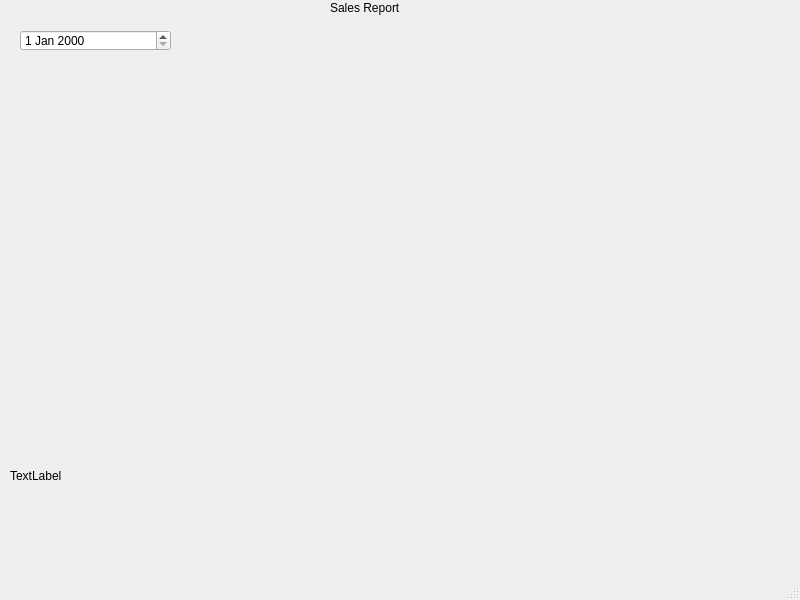
Before: the Qt Designer form salesreportv2.ui in TokarM/CS487_Project_Group16, drawn with Qt 5.
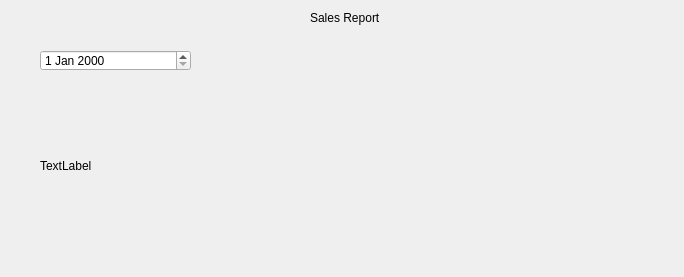
After: the same form once the commit is applied.

Diff of the .ui file:
```diff
--- a/salesreportv2.ui
+++ b/salesreportv2.ui
@@ -1,24 +1,33 @@
 <?xml version="1.0" encoding="UTF-8"?>
 <ui version="4.0">
- <class>MainWindow</class>
- <widget class="QMainWindow" name="MainWindow">
+ <class>Dialog</class>
+ <widget class="QDialog" name="Dialog">
   <property name="geometry">
    <rect>
     <x>0</x>
     <y>0</y>
-    <width>800</width>
-    <height>600</height>
+    <width>684</width>
+    <height>277</height>
    </rect>
   </property>
   <property name="windowTitle">
    <string>MainWindow</string>
   </property>
-  <widget class="QWidget" name="centralwidget">
+  <widget class="QDateEdit" name="dateEdit">
+   <property name="geometry">
+    <rect>
+     <x>40</x>
+     <y>50</y>
+     <width>151</width>
+     <height>21</height>
+    </rect>
+   </property>
+  </widget>
    <widget class="QLabel" name="label">
     <property name="geometry">
      <rect>
-      <x>330</x>
-      <y>0</y>
+     <x>310</x>
+     <y>10</y>
       <width>81</width>
       <height>16</height>
      </rect>
@@ -27,21 +36,11 @@
      <string>Sales Report</string>
     </property>
    </widget>
-   <widget class="QDateEdit" name="dateEdit">
-    <property name="geometry">
-     <rect>
-      <x>20</x>
-      <y>30</y>
-      <width>151</width>
-      <height>21</height>
-     </rect>
-    </property>
-   </widget>
    <widget class="QLabel" name="label_2">
     <property name="geometry">
      <rect>
-      <x>10</x>
-      <y>440</y>
+     <x>40</x>
+     <y>130</y>
       <width>461</width>
       <height>71</height>
      </rect>
@@ -50,18 +49,6 @@
      <string>TextLabel</string>
     </property>
    </widget>
-  </widget>
-  <widget class="QMenuBar" name="menubar">
-   <property name="geometry">
-    <rect>
-     <x>0</x>
-     <y>0</y>
-     <width>800</width>
-     <height>24</height>
-    </rect>
-   </property>
-  </widget>
-  <widget class="QStatusBar" name="statusbar"/>
  </widget>
  <resources/>
  <connections/>
```
Left out of the diff: 2 changed lines with no effect on the pictures. Lines whose indentation alone changed are shown as unchanged.
